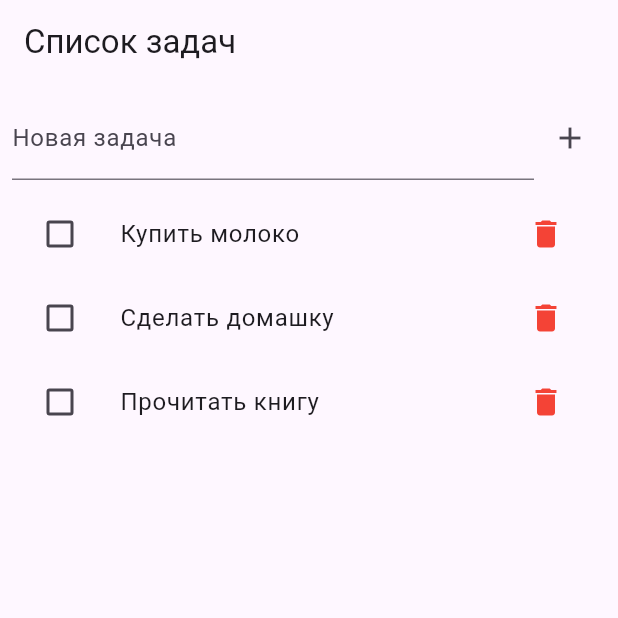
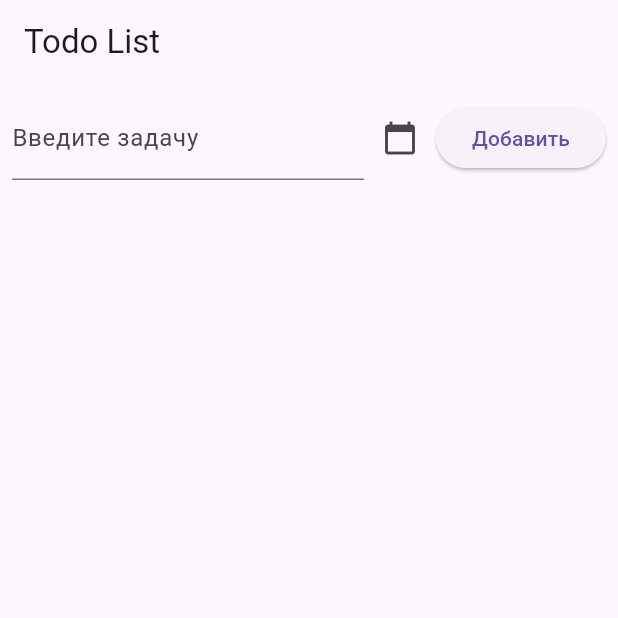
Before and after one commit to z7Bayaman/todolist, a Flutter app: the screen it shows after launch, on a phone screen of 412 x 824 dp, the top half of it. Run offline on Flutter 3.47's test engine with Material 3 defaults, Android fonts, the phone set to English and light mode, and no system bars.

Commit message:
Добавлен дедлайн к задачам

```diff
--- a/lib/main.dart
+++ b/lib/main.dart
@@ -8,51 +8,81 @@ class TodoApp extends StatelessWidget {
   @override
   Widget build(BuildContext context) {
     return MaterialApp(
-      theme: ThemeData(primarySwatch: Colors.blue),
-      home: TodoScreen(),
+      title: 'Todolist',
+      theme: ThemeData(
+        primarySwatch: Colors.blue,
+      ),
+      home: TodoListScreen(),
     );
   }
 }
 
-class TodoScreen extends StatefulWidget {
-  @override
-  _TodoScreenState createState() => _TodoScreenState();
+class Task {
+  String title;
+  bool isCompleted;
+  DateTime deadline;
+  DateTime? completedAt;
+
+  Task({
+    required this.title,
+    this.isCompleted = false,
+    required this.deadline,
+    this.completedAt,
+  });
 }
 
-class _TodoScreenState extends State<TodoScreen> {
-  final List<Map<String, dynamic>> _tasks = [
-    {'title': 'Купить молоко', 'completed': false},
-    {'title': 'Сделать домашку', 'completed': false},
-    {'title': 'Прочитать книгу', 'completed': false},
-  ];
+class TodoListScreen extends StatefulWidget {
+  @override
+  _TodoListScreenState createState() => _TodoListScreenState();
+}
 
-  final TextEditingController _controller = TextEditingController();
+class _TodoListScreenState extends State<TodoListScreen> {
+  final List<Task> tasks = [];
+  final TextEditingController _taskController = TextEditingController();
+  DateTime? _selectedDeadline;
 
   void _addTask() {
-    if (_controller.text.isNotEmpty) {
-      setState(() {
-        _tasks.add({'title': _controller.text, 'completed': false});
-        _controller.clear();
-      });
-    }
-  }
-
-  void _toggleTask(int index) {
+    if (_taskController.text.isEmpty || _selectedDeadline == null) return;
     setState(() {
-      _tasks[index]['completed'] = !_tasks[index]['completed'];
+      tasks
+          .add(Task(title: _taskController.text, deadline: _selectedDeadline!));
+      _taskController.clear();
+      _selectedDeadline = null;
     });
   }
 
-  void _deleteTask(int index) {
+  void _toggleTaskCompletion(Task task) {
     setState(() {
-      _tasks.removeAt(index);
+      task.isCompleted = !task.isCompleted;
+      task.completedAt = task.isCompleted ? DateTime.now() : null;
     });
+  }
+
+  void _deleteTask(Task task) {
+    setState(() {
+      tasks.remove(task);
+    });
+  }
+
+  Future<void> _selectDeadline(BuildContext context) async {
+    DateTime? pickedDate = await showDatePicker(
+      context: context,
+      initialDate: DateTime.now(),
+      firstDate: DateTime.now(),
+      lastDate: DateTime(2100),
+    );
+
+    if (pickedDate != null) {
+      setState(() {
+        _selectedDeadline = pickedDate;
+      });
+    }
   }
 
   @override
   Widget build(BuildContext context) {
     return Scaffold(
-      appBar: AppBar(title: Text('Список задач')),
+      appBar: AppBar(title: Text('Todo List')),
       body: Column(
         children: [
           Padding(
@@ -61,38 +91,52 @@ class _TodoScreenState extends State<TodoScreen> {
               children: [
                 Expanded(
                   child: TextField(
-                    controller: _controller,
-                    decoration: InputDecoration(labelText: 'Новая задача'),
+                    controller: _taskController,
+                    decoration: InputDecoration(labelText: 'Введите задачу'),
                   ),
                 ),
                 IconButton(
-                  icon: Icon(Icons.add),
+                  icon: Icon(Icons.calendar_today),
+                  onPressed: () => _selectDeadline(context),
+                ),
+                ElevatedButton(
                   onPressed: _addTask,
-                ),
+                  child: Text('Добавить'),
+                )
               ],
             ),
           ),
           Expanded(
             child: ListView.builder(
-              itemCount: _tasks.length,
+              itemCount: tasks.length,
               itemBuilder: (context, index) {
+                final task = tasks[index];
                 return ListTile(
                   title: Text(
-                    _tasks[index]['title'],
+                    task.title,
                     style: TextStyle(
-                      decoration: _tasks[index]['completed']
-                          ? TextDecoration.lineThrough
-                          : TextDecoration.none,
-                      color: _tasks[index]['completed'] ? Colors.grey : null,
+                      decoration:
+                          task.isCompleted ? TextDecoration.lineThrough : null,
+                      color: task.isCompleted
+                          ? (task.completedAt!.isBefore(task.deadline)
+                              ? Colors.green
+                              : Colors.red)
+                          : Colors.black,
                     ),
                   ),
-                  leading: Checkbox(
-                    value: _tasks[index]['completed'],
-                    onChanged: (value) => _toggleTask(index),
-                  ),
-                  trailing: IconButton(
-                    icon: Icon(Icons.delete, color: Colors.red),
-                    onPressed: () => _deleteTask(index),
+                  subtitle: Text("Дедлайн: ${task.deadline.toLocal()}"),
+                  trailing: Row(
+                    mainAxisSize: MainAxisSize.min,
+                    children: [
+                      IconButton(
+                        icon: Icon(task.isCompleted ? Icons.undo : Icons.check),
+                        onPressed: () => _toggleTaskCompletion(task),
+                      ),
+                      IconButton(
+                        icon: Icon(Icons.delete),
+                        onPressed: () => _deleteTask(task),
+                      ),
+                    ],
                   ),
                 );
               },
```
